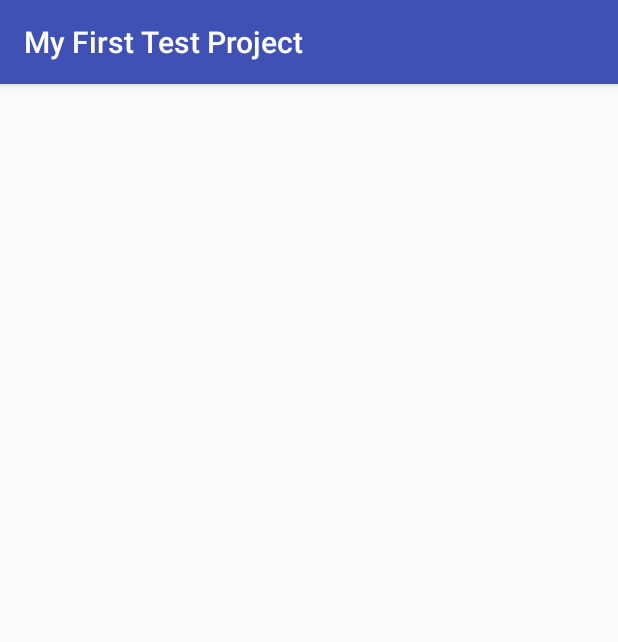
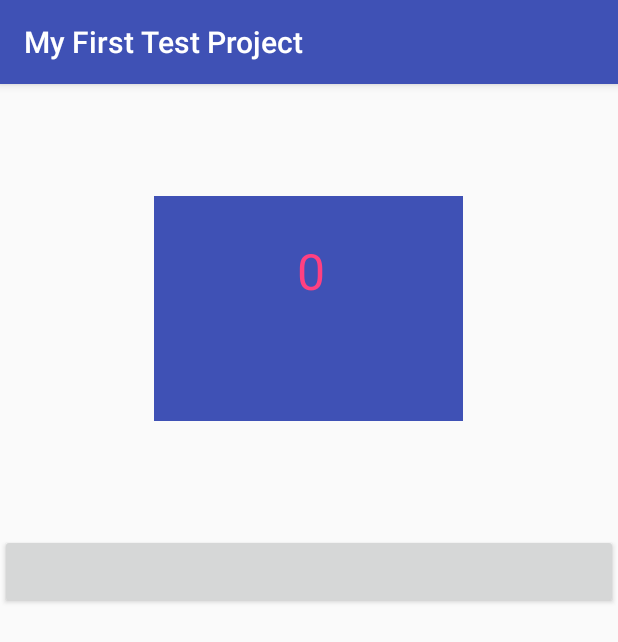
Before and after one commit to mygoodname/myGit, an Android app: the screen it shows after launch (MainActivity), on a phone screen of 412 x 824 dp. Shown: the top 642 px of the screen. Run offline under Robolectric (Android 15) with nearby library versions, the phone set to English and light mode, and no system bars.

```diff
--- a/animation/build.gradle
+++ b/animation/build.gradle
@@ -1,14 +1,14 @@
 apply plugin: 'com.android.application'
 
 android {
-    compileSdkVersion 26
+    compileSdkVersion 28
 
 
 
     defaultConfig {
         applicationId "com.tangbing.admin.animation"
         minSdkVersion 19
-        targetSdkVersion 26
+        targetSdkVersion 28
         versionCode 1
         versionName "1.0"
 
@@ -28,7 +28,7 @@ android {
 dependencies {
     implementation fileTree(dir: 'libs', include: ['*.jar'])
 
-    implementation 'com.android.support:appcompat-v7:26.1.0'
+    implementation 'com.android.support:appcompat-v7:28.0.0'
     implementation 'com.android.support.constraint:constraint-layout:1.1.3'
     testImplementation 'junit:junit:4.12'
     androidTestImplementation 'com.android.support.test:runner:1.0.2'
--- a/customView/src/main/java/com/tangbing/admin/myfirsttestproject/MainActivity.java
+++ b/customView/src/main/java/com/tangbing/admin/myfirsttestproject/MainActivity.java
@@ -10,4 +10,7 @@ public class MainActivity extends AppCompatActivity {
         super.onCreate(savedInstanceState);
         setContentView(R.layout.activity_main);
     }
+    public void goOther(){
+
+    }
 }
--- /dev/null
+++ b/customView/src/main/java/com/tangbing/admin/myfirsttestproject/viewtest_one/CounterView.java
@@ -0,0 +1,57 @@
+package com.tangbing.admin.myfirsttestproject.viewtest_one;
+
+import android.content.Context;
+import android.graphics.Canvas;
+import android.graphics.Paint;
+import android.graphics.Rect;
+import android.support.annotation.Nullable;
+import android.util.AttributeSet;
+import android.view.View;
+
+import com.tangbing.admin.myfirsttestproject.R;
+
+/**
+ * Created by admin on 2019/1/28.
+ */
+
+public class CounterView extends View implements View.OnClickListener{
+    private Paint mPaint;
+    private Rect mBounds;
+    private int count;
+    public CounterView(Context context) {
+        super(context);
+    }
+
+    public CounterView(Context context, @Nullable AttributeSet attrs) {
+        super(context, attrs);
+        // 初始化画笔、Rect
+        mPaint = new Paint(Paint.ANTI_ALIAS_FLAG);
+        mBounds = new Rect();
+        setOnClickListener(this);
+    }
+
+    public CounterView(Context context, @Nullable AttributeSet attrs, int defStyleAttr) {
+        super(context, attrs, defStyleAttr);
+    }
+
+    @Override
+    protected void onDraw(Canvas canvas) {
+        super.onDraw(canvas);
+        int w=getWidth();
+        int h=getHeight();
+        mPaint.setColor(getResources().getColor(R.color.colorPrimary));
+        Rect rect=new Rect(w/4,h/4,(w/2+w/4),(h/2+h/4));
+        canvas.drawRect(rect,mPaint);
+        String text=String.valueOf(count);
+        mPaint.getTextBounds(text,0,text.length(),mBounds);
+        mPaint.setColor(getResources().getColor(R.color.colorAccent));
+        mPaint.setTextSize(50);
+        canvas.drawText(text,(w/2-mBounds.width()/2),(h/2-mBounds.height()/2),mPaint);
+    }
+
+    @Override
+    public void onClick(View v) {
+        count++;
+        invalidate();
+    }
+}
--- /dev/null
+++ b/customView/src/main/res/layout/activity_customlist.xml
@@ -0,0 +1,6 @@
+<?xml version="1.0" encoding="utf-8"?>
+<android.support.constraint.ConstraintLayout
+    xmlns:android="http://schemas.android.com/apk/res/android" android:layout_width="match_parent"
+    android:layout_height="match_parent">
+
+</android.support.constraint.ConstraintLayout>
--- a/customView/src/main/res/layout/activity_main.xml
+++ b/customView/src/main/res/layout/activity_main.xml
@@ -1,20 +1,19 @@
 <?xml version="1.0" encoding="utf-8"?>
 <LinearLayout xmlns:android="http://schemas.android.com/apk/res/android"
-    xmlns:app="http://schemas.android.com/apk/res-auto"
     xmlns:tools="http://schemas.android.com/tools"
     android:layout_width="match_parent"
     android:layout_height="match_parent"
     tools:context="com.tangbing.admin.myfirsttestproject.MainActivity"
     android:orientation="vertical">
 
-  <!--  <TextView
-        android:id="@+id/"
-        android:layout_width="wrap_content"
-        android:layout_height="wrap_content"
-        android:text="Hello good!"
-        app:layout_constraintBottom_toBottomOf="parent"
-        app:layout_constraintLeft_toLeftOf="parent"
-        app:layout_constraintRight_toRightOf="parent"
-        app:layout_constraintTop_toTopOf="parent" />
--->
+    <com.tangbing.admin.myfirsttestproject.viewtest_one.CounterView
+        android:layout_height="300dp"
+        android:layout_width="match_parent"
+        />
+    <Button
+        android:id="@+id/button"
+        android:layout_width="match_parent"
+        android:layout_height="50dp"
+        android:onClick="goOther"/>
+
 </LinearLayout>
```
Also changed, not shown: customView/src/main/java/com/tangbing/admin/myfirsttestproject/CustomListViwActivity.java (added, +17 -0 lines), customView/src/main/java/com/tangbing/admin/myfirsttestproject/viewtest_one/CustomListView.java (added, +74 -0 lines), animation/src/main/res/drawable/common_loading3_11.png (added).
